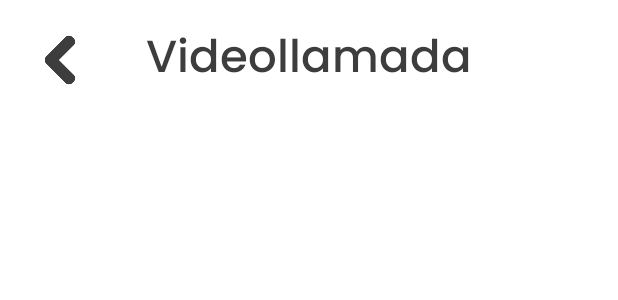
After one commit to joseaoviedo/JolgorioApp, an Android app: the layout fragment_contacts.xml on its own in the app's theme, with its tools: preview values and no code run, on a phone screen of 412 x 824 dp. The commit adds this screen. Shown: the top 300 px of the screen. Run offline under Robolectric (Android 15) with nearby library versions, the phone set to English and light mode, and no system bars.

Commit message:
VideoCall

```diff
--- /dev/null
+++ b/app/src/main/res/layout/fragment_contacts.xml
@@ -0,0 +1,32 @@
+<?xml version="1.0" encoding="utf-8"?>
+<RelativeLayout xmlns:android="http://schemas.android.com/apk/res/android"
+    xmlns:tools="http://schemas.android.com/tools"
+    android:layout_width="match_parent"
+    android:layout_height="match_parent"
+    tools:context=".ui.videocall.fragment_contacts">
+
+    <TextView
+        android:id="@+id/textView3"
+        android:layout_width="wrap_content"
+        android:layout_height="wrap_content"
+        android:layout_alignParentTop="true"
+        android:layout_centerHorizontal="true"
+        android:layout_marginTop="15dp"
+        android:fontFamily="@font/poppins_medium"
+        android:text="@string/videollamada"
+        android:textAlignment="center"
+        android:textColor="#3D3D3D"
+        android:textSize="30sp" />
+
+    <Button
+        android:layout_width="60dp"
+        android:layout_height="60dp"
+        android:layout_alignParentStart="true"
+        android:layout_alignParentTop="true"
+        android:layout_marginStart="10dp"
+        android:layout_marginTop="10dp"
+        android:layout_marginEnd="27dp"
+        android:layout_toStartOf="@+id/textView3"
+        android:background="@drawable/atras"
+        android:backgroundTint="#3d3d3d" />
+</RelativeLayout>
--- a/app/src/main/res/values/strings.xml
+++ b/app/src/main/res/values/strings.xml
@@ -20,4 +20,5 @@
 
     <string name="hello_first_fragment">Hello first fragment</string>
     <string name="hello_second_fragment">Hello second fragment. Arg: %1$s</string>
+    <string name="videollamada">Videollamada</string>
 </resources>
--- a/build.gradle
+++ b/build.gradle
@@ -5,7 +5,7 @@ buildscript {
         jcenter()
     }
     dependencies {
-        classpath "com.android.tools.build:gradle:4.1.1"
+        classpath 'com.android.tools.build:gradle:4.1.2'
         def nav_version = "2.3.2"
         classpath "androidx.navigation:navigation-safe-args-gradle-plugin:$nav_version"
         // NOTE: Do not place your application dependencies here; they belong
```
Also changed, not shown: app/src/main/java/com/jolgorio/jolgorioapp/ui/videocall/fragment_contacts.java (added, +66 -0 lines), app/src/main/res/layout/fragment_main_menu.xml (+5 -2 lines), app/src/main/res/drawable-v24/icono.png (renamed from app/src/main/res/drawable-v24/Icono.png).
